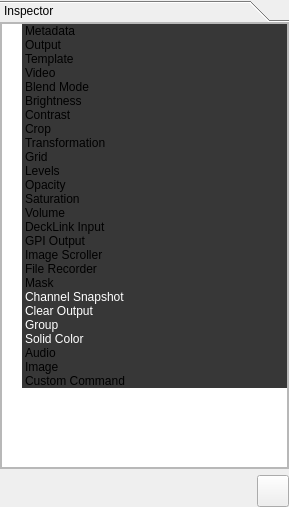
Old version of the form src/Widgets/Inspector/InspectorWidget.ui in the repository CasparCG/client.
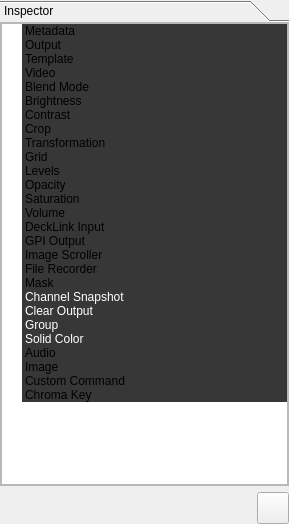
New version of the form.

Commit message: Added chroma key support, based on code contribution by cambell. Fixed bug with adding localhost server.

Patch:
```diff
--- a/src/Widgets/Inspector/InspectorWidget.ui
+++ b/src/Widgets/Inspector/InspectorWidget.ui
@@ -7,7 +7,7 @@
     <x>0</x>
     <y>0</y>
     <width>289</width>
-    <height>507</height>
+    <height>524</height>
    </rect>
   </property>
   <property name="sizePolicy">
@@ -49,7 +49,7 @@
         <x>0</x>
         <y>0</y>
         <width>289</width>
-        <height>446</height>
+        <height>463</height>
        </rect>
       </property>
       <property name="sizePolicy">
@@ -85,7 +85,7 @@
             <x>0</x>
             <y>0</y>
             <width>287</width>
-            <height>444</height>
+            <height>461</height>
            </rect>
           </property>
           <layout class="QVBoxLayout" name="verticalLayout_3">
@@ -718,6 +718,29 @@
                </brush>
               </property>
              </item>
+             <item>
+              <property name="text">
+               <string>Chroma Key</string>
+              </property>
+              <property name="background">
+               <brush brushstyle="SolidPattern">
+                <color alpha="255">
+                 <red>55</red>
+                 <green>55</green>
+                 <blue>55</blue>
+                </color>
+               </brush>
+              </property>
+              <property name="foreground">
+               <brush brushstyle="NoBrush">
+                <color alpha="255">
+                 <red>255</red>
+                 <green>255</green>
+                 <blue>255</blue>
+                </color>
+               </brush>
+              </property>
+             </item>
             </widget>
            </item>
           </layout>
```
The commit also changes 69 other files.
